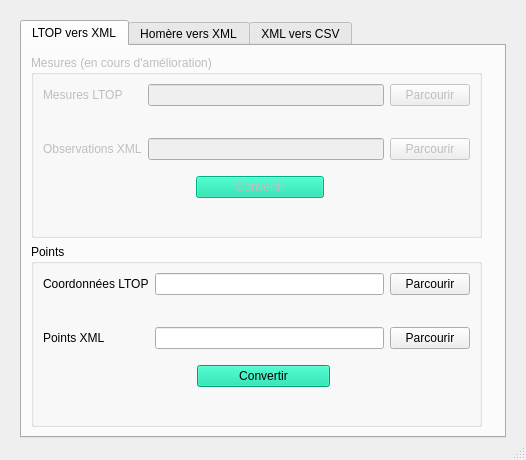
Above: interface/OngletConversions.ui from MatteoCasto/NELCAS before the change. Below: the same form after it.
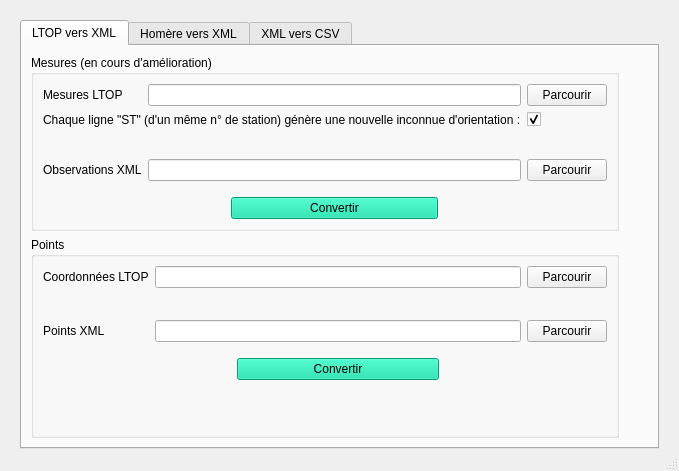
That is the form after the change. Icons and pictures are not drawn.

Commit message: Ajout bouton checkbox pour option ST

```diff
--- a/interface/OngletConversions.ui
+++ b/interface/OngletConversions.ui
@@ -6,8 +6,8 @@
    <rect>
     <x>0</x>
     <y>0</y>
-    <width>526</width>
-    <height>460</height>
+    <width>679</width>
+    <height>471</height>
    </rect>
   </property>
   <property name="windowTitle">
@@ -50,182 +50,7 @@
         <string>LTOP vers XML</string>
        </attribute>
        <layout class="QGridLayout" name="gridLayout">
-        <item row="0" column="0">
-         <widget class="QGroupBox" name="groupBox">
-          <property name="enabled">
-           <bool>false</bool>
-          </property>
-          <property name="title">
-           <string>Mesures (en cours d'amélioration)</string>
-          </property>
-          <layout class="QGridLayout" name="gridLayout_4">
-           <item row="0" column="0">
-            <widget class="QLabel" name="label_2">
-             <property name="text">
-              <string>Mesures LTOP</string>
-             </property>
-            </widget>
-           </item>
-           <item row="0" column="1" colspan="5">
-            <widget class="QLineEdit" name="inputMesLTOP"/>
-           </item>
-           <item row="0" column="6">
-            <widget class="QPushButton" name="browseMesLTOP">
-             <property name="text">
-              <string>Parcourir</string>
-             </property>
-            </widget>
-           </item>
-           <item row="1" column="0" colspan="3">
-            <spacer name="horizontalSpacer">
-             <property name="orientation">
-              <enum>Qt::Horizontal</enum>
-             </property>
-             <property name="sizeHint" stdset="0">
-              <size>
-               <width>207</width>
-               <height>20</height>
-              </size>
-             </property>
-            </spacer>
-           </item>
-           <item row="1" column="4" colspan="3">
-            <spacer name="horizontalSpacer_2">
-             <property name="orientation">
-              <enum>Qt::Horizontal</enum>
-             </property>
-             <property name="sizeHint" stdset="0">
-              <size>
-               <width>210</width>
-               <height>20</height>
-              </size>
-             </property>
-            </spacer>
-           </item>
-           <item row="2" column="0">
-            <widget class="QLabel" name="label_3">
-             <property name="text">
-              <string>Observations XML</string>
-             </property>
-            </widget>
-           </item>
-           <item row="2" column="1" colspan="5">
-            <widget class="QLineEdit" name="outputObsXml"/>
-           </item>
-           <item row="2" column="6">
-            <widget class="QPushButton" name="browseObsXml">
-             <property name="text">
-              <string>Parcourir</string>
-             </property>
-            </widget>
-           </item>
-           <item row="3" column="3">
-            <spacer name="verticalSpacer">
-             <property name="orientation">
-              <enum>Qt::Vertical</enum>
-             </property>
-             <property name="sizeType">
-              <enum>QSizePolicy::Fixed</enum>
-             </property>
-             <property name="sizeHint" stdset="0">
-              <size>
-               <width>20</width>
-               <height>10</height>
-              </size>
-             </property>
-            </spacer>
-           </item>
-           <item row="4" column="0" colspan="2">
-            <spacer name="horizontalSpacer_3">
-             <property name="orientation">
-              <enum>Qt::Horizontal</enum>
-             </property>
-             <property name="sizeHint" stdset="0">
-              <size>
-               <width>150</width>
-               <height>20</height>
-              </size>
-             </property>
-            </spacer>
-           </item>
-           <item row="4" column="2" colspan="3">
-            <widget class="QPushButton" name="runConversionLTOP2xml">
-             <property name="sizePolicy">
-              <sizepolicy hsizetype="Minimum" vsizetype="Fixed">
-               <horstretch>0</horstretch>
-               <verstretch>0</verstretch>
-              </sizepolicy>
-             </property>
-             <property name="font">
-              <font>
-               <family>MS Shell Dlg 2</family>
-               <pointsize>9</pointsize>
-               <weight>50</weight>
-               <italic>false</italic>
-               <bold>false</bold>
-              </font>
-             </property>
-             <property name="autoFillBackground">
-              <bool>false</bool>
-             </property>
-             <property name="styleSheet">
-              <string notr="true">background-color: rgb(0, 218, 160);
-border-color: rgb(0, 0, 0);</string>
-             </property>
-             <property name="text">
-              <string>Convertir</string>
-             </property>
-            </widget>
-           </item>
-           <item row="4" column="5" colspan="2">
-            <spacer name="horizontalSpacer_4">
-             <property name="orientation">
-              <enum>Qt::Horizontal</enum>
-             </property>
-             <property name="sizeHint" stdset="0">
-              <size>
-               <width>131</width>
-               <height>20</height>
-              </size>
-             </property>
-            </spacer>
-           </item>
-           <item row="5" column="3">
-            <spacer name="verticalSpacer_3">
-             <property name="orientation">
-              <enum>Qt::Vertical</enum>
-             </property>
-             <property name="sizeHint" stdset="0">
-              <size>
-               <width>20</width>
-               <height>7</height>
-              </size>
-             </property>
-            </spacer>
-           </item>
-           <item row="1" column="3">
-            <widget class="QLabel" name="label_10">
-             <property name="maximumSize">
-              <size>
-               <width>40</width>
-               <height>40</height>
-              </size>
-             </property>
-             <property name="text">
-              <string/>
-             </property>
-             <property name="pixmap">
-              <pixmap>img/flecheBas.png</pixmap>
-             </property>
-             <property name="scaledContents">
-              <bool>true</bool>
-             </property>
-            </widget>
-           </item>
-          </layout>
-         </widget>
-        </item>
-        <item row="1" column="0">
+        <item row="2" column="0">
          <widget class="QGroupBox" name="groupBox_2">
           <property name="title">
            <string>Points</string>
@@ -397,7 +222,7 @@
           </layout>
          </widget>
         </item>
-        <item row="1" column="1">
+        <item row="2" column="1">
          <widget class="QLabel" name="label">
           <property name="sizePolicy">
            <sizepolicy hsizetype="Preferred" vsizetype="Preferred">
@@ -422,6 +247,185 @@
           </property>
          </widget>
         </item>
+        <item row="1" column="0">
+         <widget class="QGroupBox" name="groupBox">
+          <property name="enabled">
+           <bool>true</bool>
+          </property>
+          <property name="title">
+           <string>Mesures (en cours d'amélioration)</string>
+          </property>
+          <layout class="QGridLayout" name="gridLayout_4">
+           <item row="0" column="0">
+            <widget class="QLabel" name="label_2">
+             <property name="text">
+              <string>Mesures LTOP</string>
+             </property>
+            </widget>
+           </item>
+           <item row="0" column="1" colspan="5">
+            <widget class="QLineEdit" name="inputMesLTOP"/>
+           </item>
+           <item row="5" column="6">
+            <widget class="QPushButton" name="browseObsXml">
+             <property name="text">
+              <string>Parcourir</string>
+             </property>
+            </widget>
+           </item>
+           <item row="3" column="4" colspan="3">
+            <spacer name="horizontalSpacer_2">
+             <property name="orientation">
+              <enum>Qt::Horizontal</enum>
+             </property>
+             <property name="sizeHint" stdset="0">
+              <size>
+               <width>188</width>
+               <height>20</height>
+              </size>
+             </property>
+            </spacer>
+           </item>
+           <item row="1" column="0" rowspan="2" colspan="6">
+            <widget class="QLabel" name="label_15">
+             <property name="text">
+              <string>Chaque ligne &quot;ST&quot; (d'un même n° de station) génère une nouvelle inconnue d'orientation :</string>
+             </property>
+            </widget>
+           </item>
+           <item row="3" column="0" colspan="3">
+            <spacer name="horizontalSpacer">
+             <property name="orientation">
+              <enum>Qt::Horizontal</enum>
+             </property>
+             <property name="sizeHint" stdset="0">
+              <size>
+               <width>180</width>
+               <height>20</height>
+              </size>
+             </property>
+            </spacer>
+           </item>
+           <item row="5" column="0">
+            <widget class="QLabel" name="label_3">
+             <property name="text">
+              <string>Observations XML</string>
+             </property>
+            </widget>
+           </item>
+           <item row="7" column="5" colspan="2">
+            <spacer name="horizontalSpacer_4">
+             <property name="orientation">
+              <enum>Qt::Horizontal</enum>
+             </property>
+             <property name="sizeHint" stdset="0">
+              <size>
+               <width>131</width>
+               <height>20</height>
+              </size>
+             </property>
+            </spacer>
+           </item>
+           <item row="7" column="0" colspan="2">
+            <spacer name="horizontalSpacer_3">
+             <property name="orientation">
+              <enum>Qt::Horizontal</enum>
+             </property>
+             <property name="sizeHint" stdset="0">
+              <size>
+               <width>150</width>
+               <height>20</height>
+              </size>
+             </property>
+            </spacer>
+           </item>
+           <item row="7" column="2" colspan="3">
+            <widget class="QPushButton" name="runConversionLTOP2xml">
+             <property name="sizePolicy">
+              <sizepolicy hsizetype="Minimum" vsizetype="Fixed">
+               <horstretch>0</horstretch>
+               <verstretch>0</verstretch>
+              </sizepolicy>
+             </property>
+             <property name="font">
+              <font>
+               <family>MS Shell Dlg 2</family>
+               <pointsize>9</pointsize>
+               <weight>50</weight>
+               <italic>false</italic>
+               <bold>false</bold>
+              </font>
+             </property>
+             <property name="autoFillBackground">
+              <bool>false</bool>
+             </property>
+             <property name="styleSheet">
+              <string notr="true">background-color: rgb(0, 218, 160);
+border-color: rgb(0, 0, 0);</string>
+             </property>
+             <property name="text">
+              <string>Convertir</string>
+             </property>
+            </widget>
+           </item>
+           <item row="5" column="1" colspan="5">
+            <widget class="QLineEdit" name="outputObsXml"/>
+           </item>
+           <item row="1" column="6" rowspan="2">
+            <widget class="QCheckBox" name="checkBoxLigneST">
+             <property name="text">
+              <string/>
+             </property>
+             <property name="checked">
+              <bool>true</bool>
+             </property>
+            </widget>
+           </item>
+           <item row="0" column="6">
+            <widget class="QPushButton" name="browseMesLTOP">
+             <property name="text">
+              <string>Parcourir</string>
+             </property>
+            </widget>
+           </item>
+           <item row="3" column="3">
+            <widget class="QLabel" name="label_16">
+             <property name="maximumSize">
+              <size>
+               <width>40</width>
+               <height>40</height>
+              </size>
+             </property>
+             <property name="text">
+              <string/>
+             </property>
+             <property name="pixmap">
+              <pixmap>img/flecheBas.png</pixmap>
+             </property>
+             <property name="scaledContents">
+              <bool>true</bool>
+             </property>
+            </widget>
+           </item>
+           <item row="6" column="3">
+            <spacer name="verticalSpacer_11">
+             <property name="orientation">
+              <enum>Qt::Vertical</enum>
+             </property>
+             <property name="sizeType">
+              <enum>QSizePolicy::Fixed</enum>
+             </property>
+             <property name="sizeHint" stdset="0">
+              <size>
+               <width>20</width>
+               <height>10</height>
+              </size>
+             </property>
+            </spacer>
+           </item>
+          </layout>
+         </widget>
+        </item>
        </layout>
       </widget>
       <widget class="QWidget" name="tab">
```
Left out of the diff: 216 changed lines with no effect on the pictures.
